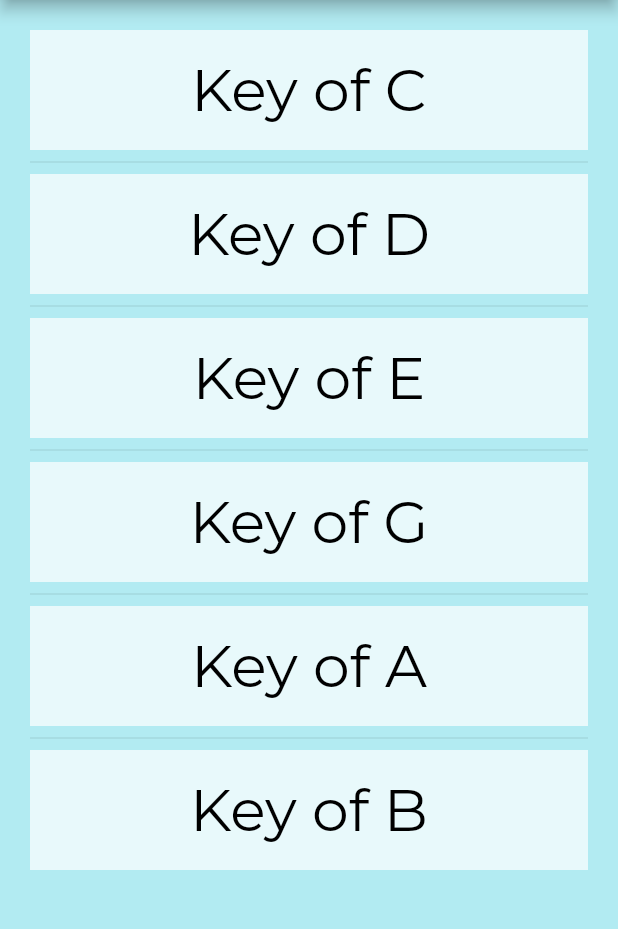
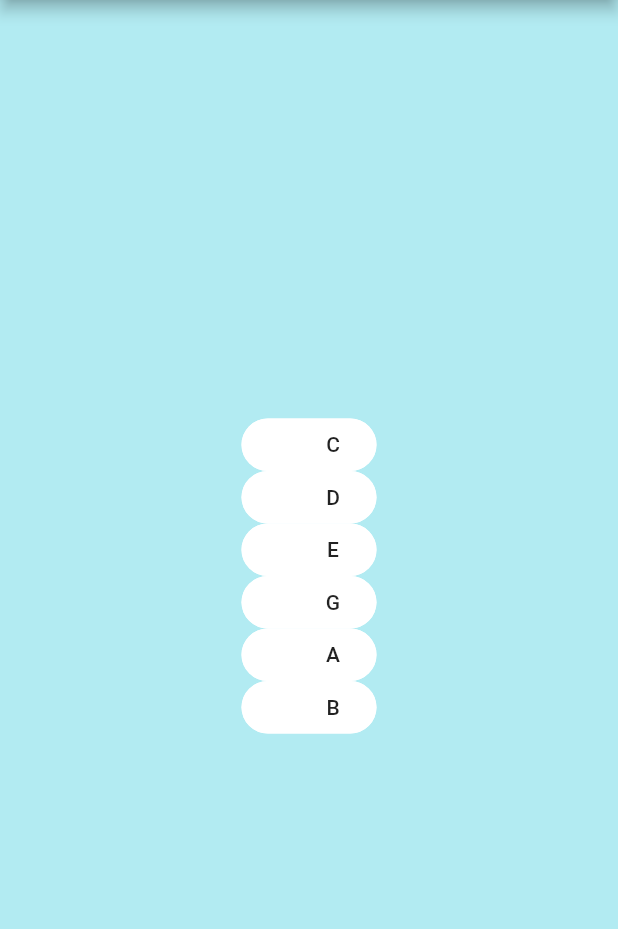
Before and after one commit to kobemhlee/chord_app, a Flutter app: the ChordLibrary screen opened directly, on a phone screen of 412 x 824 dp, the part 84-1013 px from its top. Run offline on Flutter 3.47's test engine with Material 2 defaults, Android fonts, the phone set to English and light mode, and no system bars; our stand-ins replace audioplayers, getflutter.

Commit message:
Chord Lib page update

```diff
--- a/lib/chordlibpage.dart
+++ b/lib/chordlibpage.dart
@@ -1,5 +1,6 @@
 import 'package:flutter/material.dart';
 import 'package:flutter/foundation.dart';
+import 'package:getflutter/getflutter.dart';
 
 class ChordLibrary extends StatefulWidget {
   ChordLibrary({Key key, this.title}) : super(key: key);
@@ -35,11 +36,70 @@ class _ChordLibrary extends State<ChordLibrary> {
               ),
             )],
         ),
-        body: PageView(
-          children: <Widget>[
-            keyChooser()
-          ],
-        )
+        body: Center(
+          // Center is a layout widget. It takes a single child and positions it
+          // in the middle of the parent.
+          child: Column(
+
+            mainAxisAlignment: MainAxisAlignment.center,
+            children: <Widget>[
+              //Image(
+               // image: AssetImage("assets/picktest.png"),
+               // width: 120,
+               // height: 128,
+              //),
+              GFButton(
+                onPressed: (){},
+                text: "C",
+                  textStyle: TextStyle(fontWeight: FontWeight.w500, color: Colors.black87),
+                shape: GFButtonShape.pills,
+                color: Colors.white,
+                icon: Icon(Icons.vpn_key),
+              ),
+              GFButton(
+                  onPressed: (){},
+                  text: "D",
+                  textStyle: TextStyle(fontWeight: FontWeight.w500, color: Colors.black87),
+                  shape: GFButtonShape.pills,
+                  color: Colors.white,
+                  icon: Icon(Icons.vpn_key),
+              ),
+              GFButton(
+                  onPressed: (){},
+                  text: "E",
+                  textStyle: TextStyle(fontWeight: FontWeight.w500, color: Colors.black87),
+                  shape: GFButtonShape.pills,
+                  color: Colors.white,
+                  icon: Icon(Icons.vpn_key),
+
+              ),
+              GFButton(
+                  onPressed: (){},
+                  text: "G",
+                  textStyle: TextStyle(fontWeight: FontWeight.w500, color: Colors.black87),
+                  shape: GFButtonShape.pills,
+                  color: Colors.white,
+                  icon: Icon(Icons.vpn_key),
+              ),
+              GFButton(
+                  onPressed: (){},
+                  text: "A",
+                  textStyle: TextStyle(fontWeight: FontWeight.w500, color: Colors.black87),
+                  shape: GFButtonShape.pills,
+                  color: Colors.white,
+                  icon: Icon(Icons.vpn_key),
+              ),
+              GFButton(
+                  onPressed: (){},
+                  text: "B",
+                  textStyle: TextStyle(fontWeight: FontWeight.w500, color: Colors.black87),
+                  shape: GFButtonShape.pills,
+                  color: Colors.white,
+                  icon: Icon(Icons.vpn_key),
+              ),
+            ],
+          ),
+        ),
     );
   }
 }
--- a/pubspec.yaml
+++ b/pubspec.yaml
@@ -24,6 +24,7 @@ dependencies:
   # Use with the CupertinoIcons class for iOS style icons.
   cupertino_icons: ^0.1.2
   audioplayers: ^0.7.8
+  getflutter: ^1.0.11
 
 dev_dependencies:
   flutter_test:
@@ -54,6 +55,7 @@ flutter:
     - assets/orange.png
     - assets/wood.JPG
     - assets/sample.mp3
+    - assets/picktest.png
 
 
 
```
Also changed, not shown: pubspec.lock.
